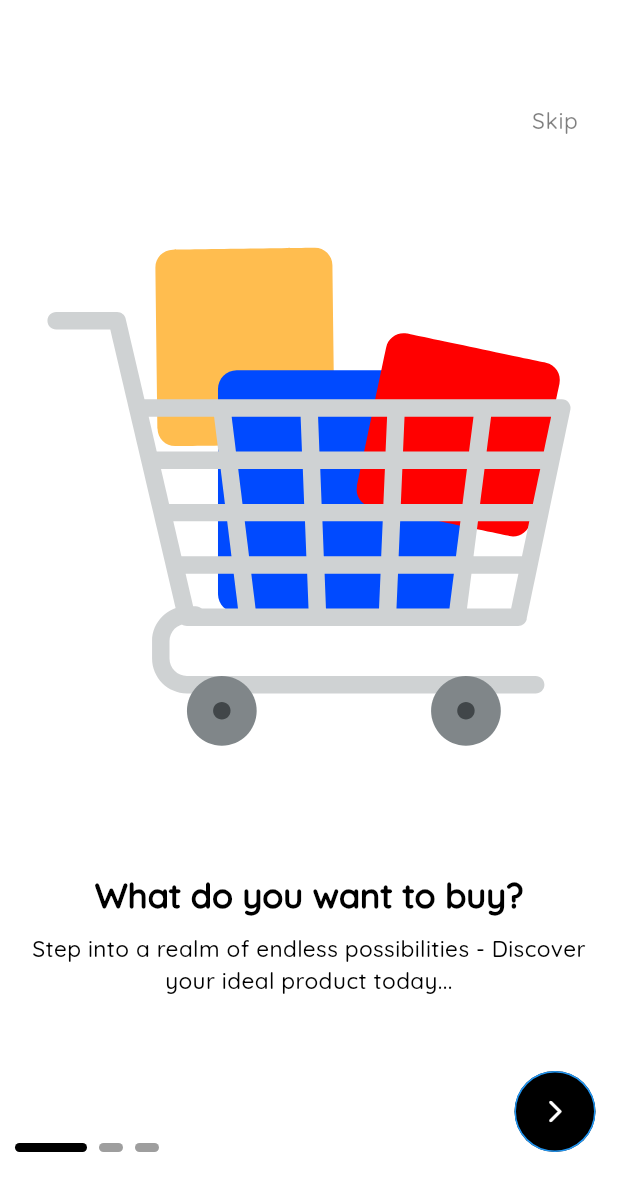
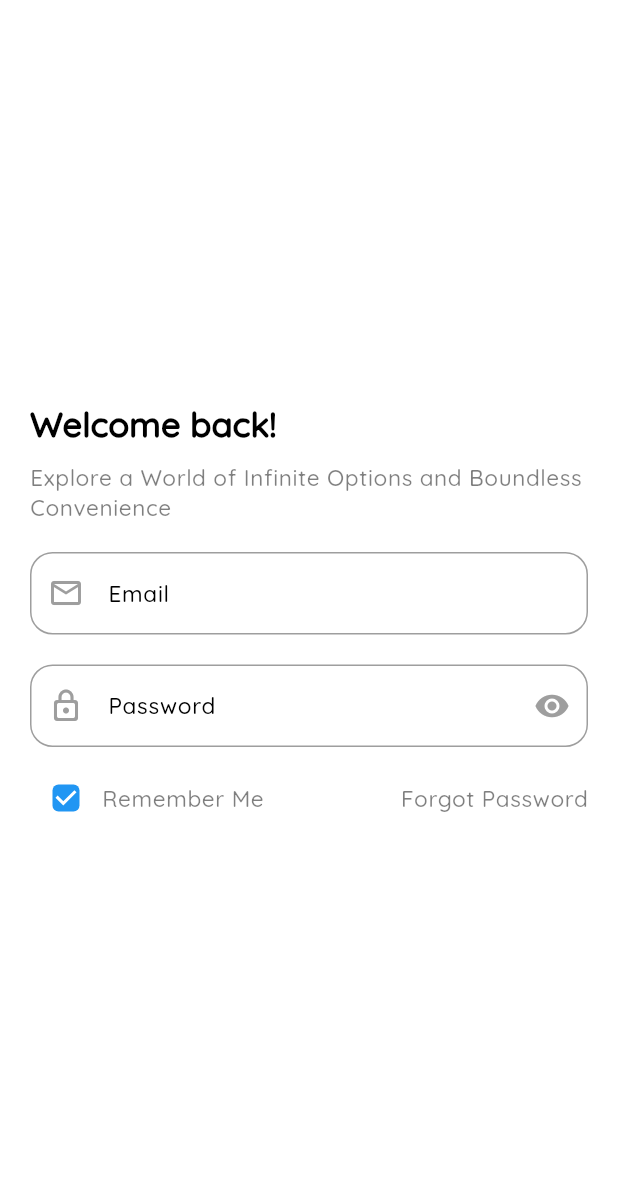
Before and after one commit to Marach8/CodeAlpha_Project_Name, a Flutter app: the screen it shows after launch, on a phone screen of 412 x 824 dp. Shown: the top 1191 px of the screen. Run offline on Flutter 3.47's test engine with Material 3 defaults, Android fonts, the phone set to English and light mode, and no system bars; drawn by our look-alikes of smooth_page_indicator; our stand-ins replace another_flushbar, bloc, cloud_firestore, dots_indicator, firebase_auth, firebase_core and 5 more; accounts and stored records are empty.

Commit message:
Worked on the authentication view

```diff
--- a/shop_all/lib/main.dart
+++ b/shop_all/lib/main.dart
@@ -1,4 +1,5 @@
 import 'package:flutter/material.dart';
+import 'package:shop_all/src/screens/authentication/login_screen.dart';
 import 'package:shop_all/src/screens/onboarding_screen/onboarding_page_view.dart';
 import 'package:shop_all/src/utils/themes/theme.dart';
 
@@ -16,7 +17,7 @@ class MyApp extends StatelessWidget {
       debugShowCheckedModeBanner: false,
       theme: AppTheme.lightTheme,
       darkTheme: AppTheme.darkTheme,
-      home: const OnboardingView(),
+      home: const LoginView(),
     );
   }
 }
--- /dev/null
+++ b/shop_all/lib/src/screens/authentication/login_screen.dart
@@ -0,0 +1,76 @@
+import 'package:flutter/material.dart';
+import 'package:gap/gap.dart';
+import 'package:shop_all/src/utils/constants/strings/text_strings.dart';
+
+class LoginView extends StatelessWidget {
+  const LoginView({super.key});
+
+  @override
+  Widget build(BuildContext context) {
+    return Scaffold(
+      body: Padding(
+        padding: const EdgeInsets.all(20),
+        child: Center(
+          child: SingleChildScrollView(
+            child: Column(
+              crossAxisAlignment: CrossAxisAlignment.start,
+              mainAxisAlignment: MainAxisAlignment.center,
+              children: [
+                Text(
+                  welcomeBackString,
+                  style: Theme.of(context).textTheme.headlineMedium,
+                ),
+                const Gap(10),
+                Text(
+                  introString,
+                  style: Theme.of(context).textTheme.bodySmall
+                ),
+                const Gap(20),
+                Form(
+                  child: Column(
+                    children: [
+                      TextFormField(
+                        decoration: const InputDecoration(
+                          prefixIcon: Icon(Icons.email_outlined),
+                          labelText: emailString
+                        ),
+                      ),
+                      const Gap(20),
+                      TextFormField(
+                        decoration: const InputDecoration(
+                          prefixIcon: Icon(Icons.lock_outline_rounded),
+                          suffixIcon: Icon(Icons.visibility),
+                          labelText: passwordString
+                        ),
+                      ),
+                      const Gap(10),
+                      Row(
+                        mainAxisAlignment: MainAxisAlignment.spaceBetween,
+                        children: [
+                          Row(
+                            mainAxisAlignment: MainAxisAlignment.start,
+                            children: [
+                              Checkbox(value: true, onChanged: (value){}),
+                              Text(
+                                rememberMeString,
+                                style: Theme.of(context).textTheme.bodySmall
+                              )
+                            ],
+                          ),
+                          Text(
+                            forgotPasswordString,
+                            style: Theme.of(context).textTheme.bodySmall
+                          )
+                        ],
+                      )
+                    ],
+                  ),
+                )
+              ],
+            ),
+          ),
+        ),
+      ),
+    );
+  }
+}
--- a/shop_all/lib/src/utils/constants/strings/text_strings.dart
+++ b/shop_all/lib/src/utils/constants/strings/text_strings.dart
@@ -6,3 +6,10 @@ const welcomeSubtitle2 = "For smooth transaction, choose your preferred payment
 const welcomeTitle3 = 'Delivery at your door step';
 const welcomeSubtitle3 = 'From Our Doorstep to Yours - Quick, Safe and Contactless Delivery!';
 const skipString = 'Skip';
+
+const welcomeBackString = 'Welcome back!';
+const introString = "Explore a World of Infinite Options and Boundless Convenience";
+const emailString = 'Email';
+const passwordString = 'Password';
+const rememberMeString = 'Remember Me';
+const forgotPasswordString = 'Forgot Password';
```
